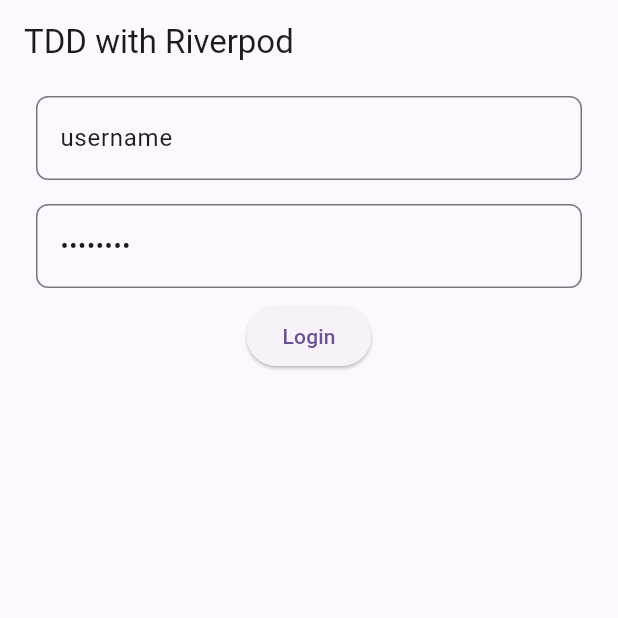
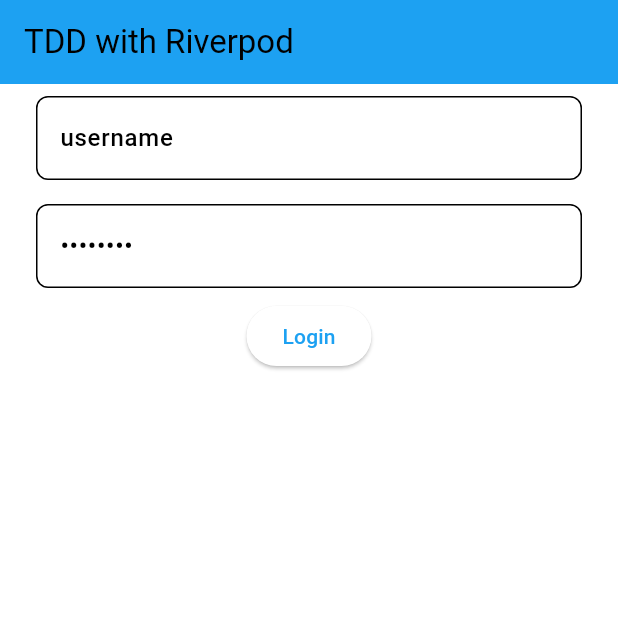
Before and after one commit to tranvuhung/clean_architecture_riverpod, a Flutter app: the screen it shows after launch, on a phone screen of 412 x 824 dp, the top half of it. Run offline on Flutter 3.47's test engine with Material 3 defaults, Android fonts, the phone set to English and light mode, and no system bars; our stand-ins replace dio, equatable, flutter_riverpod, freezed_annotation, shared_preferences.

Commit message:
add provider theme

```diff
--- a/lib/main.dart
+++ b/lib/main.dart
@@ -1,5 +1,5 @@
+import 'package:clean_architecture_riverpod/main/app.dart';
 import 'package:flutter/services.dart';
-import 'package:clean_architecture_riverpod/features/authentication/presentation/screens/login_screen.dart';
 import 'package:clean_architecture_riverpod/main/observers.dart';
 import 'dart:async';
 import 'package:flutter/material.dart';
@@ -18,18 +18,3 @@ Future<void> mainCommon() async {
     Observers(),
   ], child: const MyApp()));
 }
-
-class MyApp extends StatelessWidget {
-  const MyApp({super.key});
-  @override
-  Widget build(BuildContext context) {
-    return MaterialApp(
-      title: 'Clean Architecture Riverpod',
-      theme: ThemeData(
-        colorScheme: ColorScheme.fromSeed(seedColor: Colors.deepPurple),
-        useMaterial3: true,
-      ),
-      home: LoginScreen(),
-    );
-  }
-}
--- a/lib/main/app.dart
+++ b/lib/main/app.dart
@@ -0,0 +1,20 @@
+import 'package:clean_architecture_riverpod/features/authentication/presentation/screens/login_screen.dart';
+import 'package:clean_architecture_riverpod/shared/theme/app_theme.dart';
+import 'package:flutter/material.dart';
+import 'package:flutter_riverpod/flutter_riverpod.dart';
+
+class MyApp extends ConsumerWidget {
+  const MyApp({super.key});
+  @override
+  Widget build(BuildContext context, WidgetRef ref) {
+    final themeMode = ref.watch(appThemeProvider);
+    return MaterialApp(
+      title: 'Clean Architecture Riverpod',
+      theme: AppTheme.lightTheme,
+      darkTheme: AppTheme.darkTheme,
+      themeMode: themeMode,
+      home: LoginScreen(),
+      debugShowCheckedModeBanner: false,
+    );
+  }
+}
--- a/lib/main/observers.dart
+++ b/lib/main/observers.dart
@@ -1,5 +1,4 @@
 import 'dart:developer';
-
 import 'package:flutter_riverpod/flutter_riverpod.dart';
 
 class Observers extends ProviderObserver {
--- /dev/null
+++ b/lib/shared/theme/app_colors.dart
@@ -0,0 +1,21 @@
+import 'package:flutter/material.dart';
+
+class AppColors {
+  /// App primary color
+  static const Color primary = Color(0xff1DA1F2);
+
+  /// App secondary color
+  static const Color error = Color(0xffFC698C);
+
+  /// App black color
+  static const Color black = Color(0xff14171A);
+
+  /// App white color
+  static const Color white = Color(0xffffffff);
+
+  /// Light grey color
+  static const Color lightGrey = Color(0xffAAB8C2);
+
+  /// Extra Light grey color
+  static const Color extraLightGrey = Color(0xffE1E8ED);
+}
--- /dev/null
+++ b/lib/shared/theme/app_theme.dart
@@ -0,0 +1,71 @@
+import 'package:clean_architecture_riverpod/shared/data/local/storage_service.dart';
+import 'package:clean_architecture_riverpod/shared/domain/providers/shared_preferences_storage_service_provider.dart';
+import 'package:clean_architecture_riverpod/shared/globals.dart';
+import 'package:clean_architecture_riverpod/shared/theme/app_colors.dart';
+import 'package:clean_architecture_riverpod/shared/theme/text_styles.dart';
+import 'package:clean_architecture_riverpod/shared/theme/text_theme.dart';
+import 'package:flutter/material.dart';
+import 'package:flutter_riverpod/flutter_riverpod.dart';
+
+final appThemeProvider =
+    StateNotifierProvider<AppThemeModeNotifier, ThemeMode>((ref) {
+  final storageService = ref.watch(storageServiceProvider);
+  return AppThemeModeNotifier(storageService);
+});
+
+class AppThemeModeNotifier extends StateNotifier<ThemeMode> {
+  final StorageService storageService;
+
+  ThemeMode currentThemeMode = ThemeMode.light;
+
+  AppThemeModeNotifier(this.storageService) : super(ThemeMode.light);
+
+  void toggleThemeMode() async {
+    state = state == ThemeMode.light ? ThemeMode.dark : ThemeMode.light;
+    await storageService.set(APP_THEME_STORAGE_KEY, state.name);
+  }
+
+  void getCurrentThemeMode() async {
+    final themeMode = await storageService.get(APP_THEME_STORAGE_KEY);
+    final value = ThemeMode.values.byName('${themeMode ?? 'system'}');
+    state = value;
+  }
+}
+
+class AppTheme {
+  static ThemeData get darkTheme => ThemeData(
+        brightness: Brightness.dark,
+        fontFamily: AppTextStyles.fontFamily,
+        primaryColor: AppColors.primary,
+        colorScheme: const ColorScheme.dark(
+          primary: AppColors.primary,
+          secondary: AppColors.lightGrey,
+          error: AppColors.error,
+          surface: AppColors.black,
+        ),
+        // backgroundColor: AppColors.black,
+        scaffoldBackgroundColor: AppColors.black,
+        textTheme: TextThemes.darkTextTheme,
+        primaryTextTheme: TextThemes.primaryTextTheme,
+        appBarTheme: const AppBarTheme(
+          elevation: 0,
+          backgroundColor: AppColors.black,
+          titleTextStyle: AppTextStyles.h2,
+        ),
+      );
+  static ThemeData get lightTheme => ThemeData(
+        brightness: Brightness.light,
+        primaryColor: AppColors.primary,
+        textTheme: TextThemes.textTheme,
+        primaryTextTheme: TextThemes.primaryTextTheme,
+        colorScheme: const ColorScheme.light(
+          primary: AppColors.primary,
+          secondary: AppColors.lightGrey,
+          error: AppColors.error,
+        ),
+        appBarTheme: const AppBarTheme(
+          elevation: 0,
+          backgroundColor: AppColors.primary,
+        ),
+      );
+}
--- /dev/null
+++ b/lib/shared/theme/text_styles.dart
@@ -0,0 +1,48 @@
+import 'package:flutter/material.dart';
+
+class AppTextStyles {
+  static const String fontFamily = 'Helvetica';
+
+  /// Text style for body
+  static const TextStyle bodyLg = TextStyle(
+    fontSize: 16,
+    fontWeight: FontWeight.w500,
+  );
+
+  static const TextStyle body = TextStyle(
+    fontSize: 14,
+    fontWeight: FontWeight.w400,
+  );
+
+  static const TextStyle bodySm = TextStyle(
+    fontSize: 12,
+    fontWeight: FontWeight.w300,
+  );
+
+  static const TextStyle bodyXs = TextStyle(
+    fontSize: 10,
+    fontWeight: FontWeight.w300,
+  );
+
+  /// Text style for heading
+
+  static const TextStyle h1 = TextStyle(
+    fontSize: 24,
+    fontWeight: FontWeight.w700,
+  );
+
+  static const TextStyle h2 = TextStyle(
+    fontSize: 22,
+    fontWeight: FontWeight.w700,
+  );
+
+  static const TextStyle h3 = TextStyle(
+    fontSize: 20,
+    fontWeight: FontWeight.w600,
+  );
+
+  static const TextStyle h4 = TextStyle(
+    fontSize: 18,
+    fontWeight: FontWeight.w500,
+  );
+}
--- /dev/null
+++ b/lib/shared/theme/text_theme.dart
@@ -0,0 +1,50 @@
+import 'package:clean_architecture_riverpod/shared/theme/app_colors.dart';
+import 'package:clean_architecture_riverpod/shared/theme/text_styles.dart';
+import 'package:flutter/material.dart';
+
+class TextThemes {
+  /// Main text theme
+
+  static TextTheme get textTheme {
+    return const TextTheme(
+      bodyLarge: AppTextStyles.bodyLg,
+      bodyMedium: AppTextStyles.body,
+      titleMedium: AppTextStyles.bodySm,
+      titleSmall: AppTextStyles.bodyXs,
+      displayLarge: AppTextStyles.h1,
+      displayMedium: AppTextStyles.h2,
+      displaySmall: AppTextStyles.h3,
+      headlineMedium: AppTextStyles.h4,
+    );
+  }
+
+  /// Dark text theme
+
+  static TextTheme get darkTextTheme {
+    return TextTheme(
+      bodyLarge: AppTextStyles.bodyLg.copyWith(color: AppColors.white),
+      bodyMedium: AppTextStyles.body.copyWith(color: AppColors.white),
+      titleMedium: AppTextStyles.bodySm.copyWith(color: AppColors.white),
+      titleSmall: AppTextStyles.bodyXs.copyWith(color: AppColors.white),
+      displayLarge: AppTextStyles.h1.copyWith(color: AppColors.white),
+      displayMedium: AppTextStyles.h2.copyWith(color: AppColors.white),
+      displaySmall: AppTextStyles.h3.copyWith(color: AppColors.white),
+      headlineMedium: AppTextStyles.h4.copyWith(color: AppColors.white),
+    );
+  }
+
+  /// Primary text theme
+
+  static TextTheme get primaryTextTheme {
+    return TextTheme(
+      bodyLarge: AppTextStyles.bodyLg.copyWith(color: AppColors.primary),
+      bodyMedium: AppTextStyles.body.copyWith(color: AppColors.primary),
+      titleMedium: AppTextStyles.bodySm.copyWith(color: AppColors.primary),
+      titleSmall: AppTextStyles.bodyXs.copyWith(color: AppColors.primary),
+      displayLarge: AppTextStyles.h1.copyWith(color: AppColors.primary),
+      displayMedium: AppTextStyles.h2.copyWith(color: AppColors.primary),
+      displaySmall: AppTextStyles.h3.copyWith(color: AppColors.primary),
+      headlineMedium: AppTextStyles.h4.copyWith(color: AppColors.primary),
+    );
+  }
+}
```
Also changed, not shown: lib/shared/data/local/shared_prefs_storage_service.dart (added, +49 -0 lines), lib/shared/data/local/storage_service.dart (added, +15 -0 lines), lib/shared/domain/providers/shared_preferences_storage_service_provider.dart (added, +9 -0 lines), 1 other file.
